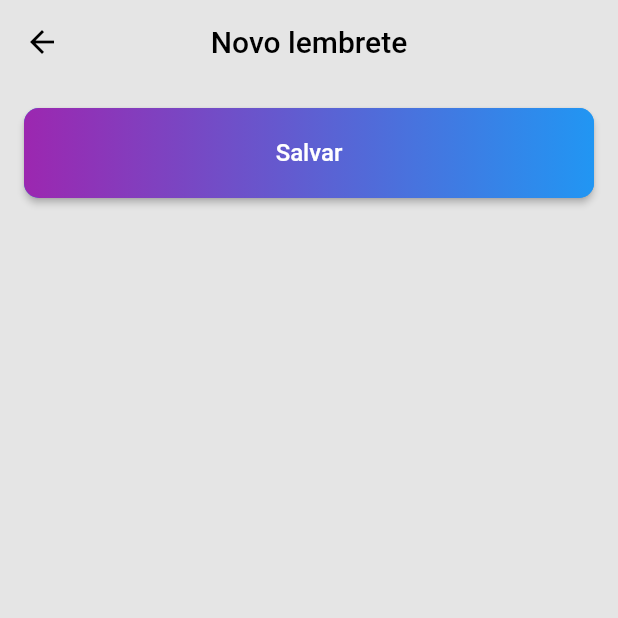
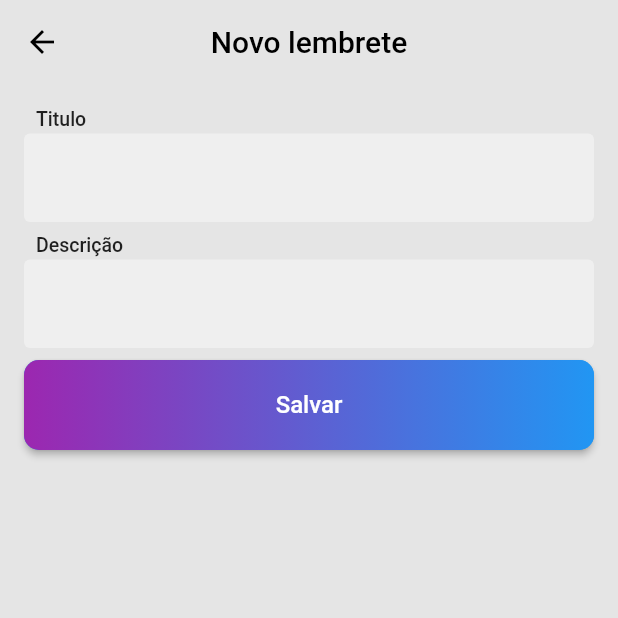
Before and after one commit to JoshGodoyyy/Lembretes, a Flutter app: the NewTodo screen opened by its route, on a phone screen of 412 x 824 dp, the top half of it. Run offline on Flutter 3.47's test engine with Material 2 defaults, Android fonts, the phone set to English and light mode, and no system bars.

Commit message:
Inicio da tela de novo lembrete

```diff
--- a/lib/pages/newtodo.dart
+++ b/lib/pages/newtodo.dart
@@ -29,6 +29,10 @@ class _NewTodoState extends State<NewTodo> {
         child: Column(
           crossAxisAlignment: CrossAxisAlignment.stretch,
           children: [
+            buildText('Titulo'),
+            const SizedBox(height: 8),
+            buildText('Descrição'),
+            const SizedBox(height: 8),
             ElevatedButton(
               onPressed: () {},
               style: ElevatedButton.styleFrom(
@@ -60,4 +64,30 @@ class _NewTodoState extends State<NewTodo> {
       ),
     );
   }
+
+  Widget buildText(String title) {
+    return Column(
+      crossAxisAlignment: CrossAxisAlignment.start,
+      children: [
+        Padding(
+          padding: const EdgeInsets.only(left: 8.0),
+          child: Text(
+            title,
+            style: const TextStyle(
+              fontSize: 13,
+              fontWeight: FontWeight.w500,
+            ),
+          ),
+        ),
+        const SizedBox(height: 2),
+        const TextField(
+          decoration: InputDecoration(
+            border: OutlineInputBorder(borderSide: BorderSide.none),
+            fillColor: Color(0xffefefef),
+            filled: true,
+          ),
+        ),
+      ],
+    );
+  }
 }
```
